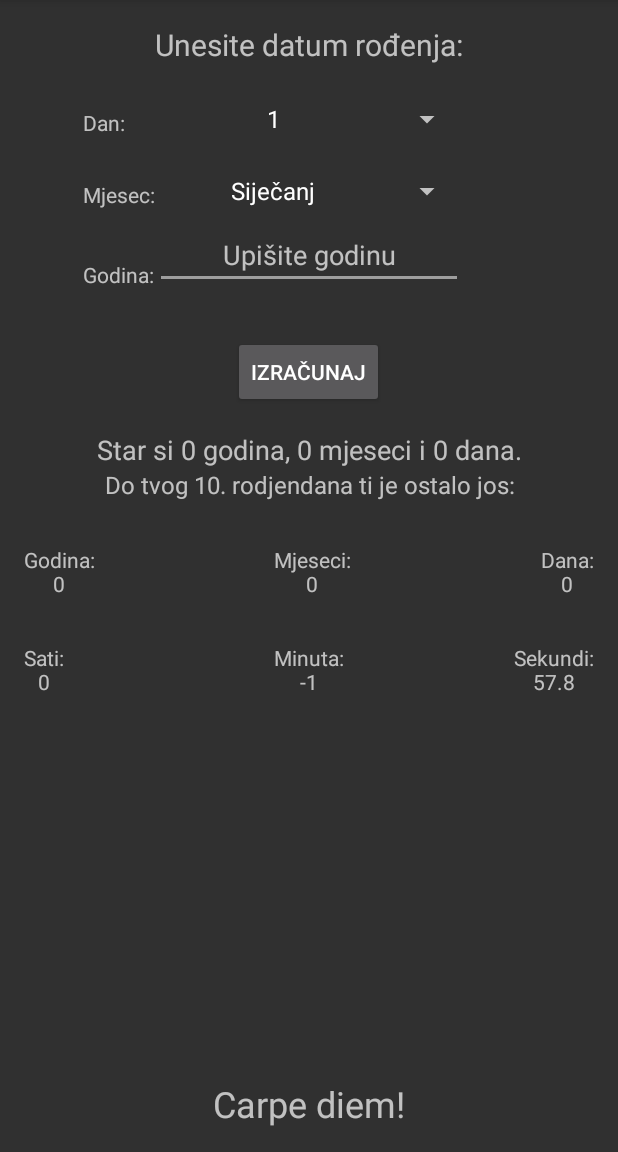
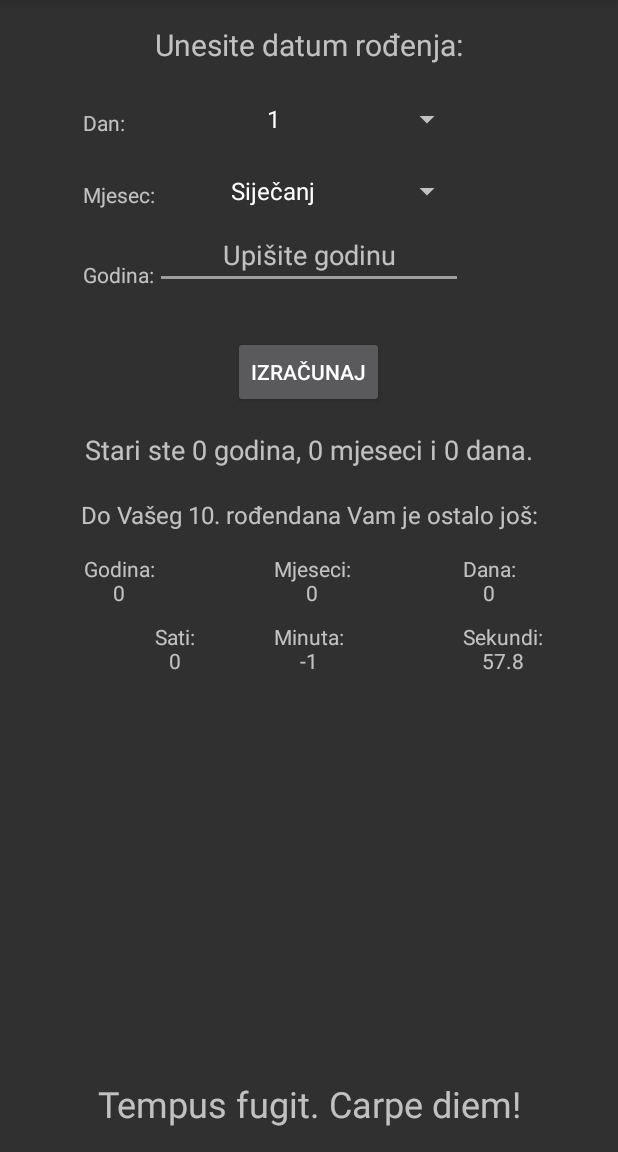
Before and after one commit to noNameDev4/KolikoSamStar, an Android app: the screen it shows after launch (MainActivity), after a tap on "IZRAČUNAJ", on a phone screen of 412 x 824 dp, the part 84-1236 px from its top. Run offline under Robolectric (Android 15) with nearby library versions, the phone set to English and light mode, and no system bars; 3 statements that could not run were skipped.

Commit message:
Code cleanup and formating

```diff
--- a/Kolikosamstar/app/src/main/java/com/dr/kolikosamstar/MainActivity.java
+++ b/Kolikosamstar/app/src/main/java/com/dr/kolikosamstar/MainActivity.java
@@ -18,25 +18,25 @@ import java.util.Date;
 
 public class MainActivity extends AppCompatActivity {
 
-    private static float f = 0;
-    private static long g = 0;
+    private static float seconds = 0;
+    private static long minutes = 0;
 
     final Runnable r = new Runnable() {
         public void run() {
-            TextView myTextView = (TextView) findViewById(R.id.secondsText);
+            TextView textSeconds = (TextView) findViewById(R.id.secondsText);
 
-            f = (float) (f - 0.1);
+            seconds = (float) (seconds - 0.1);
 
-            if (f < 0) {
-                f = (float) 59.9;
-                TextView myTextView1 = (TextView) findViewById(R.id.minutesText);
-                g--;
-                myTextView1.setText("Minuta:\n"+  g);
+            if (seconds < 0) {
+                seconds = (float) 59.9;
+                TextView textMinutes = (TextView) findViewById(R.id.minutesText);
+                minutes--;
+                textMinutes.setText("Minuta:\n"+ minutes);
 
             }
 
-            myTextView.setText(String.format( "Sekundi:\n%.1f",  f ));
-            myTextView.postDelayed(this, 100);
+            textSeconds.setText(String.format( "Sekundi:\n%.1f", seconds));
+            textSeconds.postDelayed(this, 100);
         }
     };
 
@@ -44,9 +44,6 @@ public class MainActivity extends AppCompatActivity {
     protected void onCreate(Bundle savedInstanceState) {
         super.onCreate(savedInstanceState);
         setContentView(R.layout.activity_main);
-
-       // TextView myTextView = (TextView) findViewById(R.id.secondsText);
-       // myTextView.postDelayed(r, 1000);
     }
 
     /** Called when the user clicks the Izracunaj button */
@@ -70,52 +67,46 @@ public class MainActivity extends AppCompatActivity {
         TextView answerSeconds= (TextView) findViewById(R.id.secondsText);
 
         Spinner spinnerDay = (Spinner) findViewById(R.id.spinner_days);
-       // String day = spinner.getSelectedItem().(); // Small, Medium, Large
 
+        int day = spinnerDay.getSelectedItemPosition() + 1;
+        Spinner spinnerMonths = (Spinner) findViewById(R.id.spinner_months);
+        int month = spinnerMonths.getSelectedItemPosition();
 
-        int spinner_pos = spinnerDay.getSelectedItemPosition();
-       // String[] size_values = getResources().getStringArray(R.array.size_values);
-       // int size = Integer.valueOf(size_values[spinner_pos]);
-        Spinner spinnerMonths = (Spinner) findViewById(R.id.spinner_months);
-        int spinner_pos1 = spinnerMonths.getSelectedItemPosition();
+        Calendar calInput = Calendar.getInstance();
+        Calendar calToday = Calendar.getInstance();
+        Calendar calFuture = Calendar.getInstance();
+        calInput.set(yearInt, month, day, 0, 0, 0);
+        calToday.getTime();
 
-        //answer.setText("Rodjeni ste " + (spinner_pos+1) + ". " + (spinner_pos1+1) + ". " + year + ".");
+//        long milsecs1= calInput.getTimeInMillis();
+//        long milsecs2 = calToday.getTimeInMillis();
+//        long diff = milsecs2 - milsecs1;
+//        long dsecs = diff / 1000;
+//        long dminutes = diff / (60 * 1000);
+//        long dhours = diff / (60 * 60 * 1000);
+//        long ddays = diff / (24 * 60 * 60 * 1000);
+//        long dmonths = diff / (30L * 24 * 60 * 60 * 1000);
+//        Date dateInput = calInput.getTime();
+//        Date dateToday = calToday.getTime();
+//        long diff1 = dateInput.getTime() - dateToday.getTime(); //this is going to give you the difference in milliseconds
+//        Date result = new Date(diff1);
+//        Format frmt = new SimpleDateFormat("yy MM dd HH:mm:ss");
+//        SimpleDateFormat ft =
+//                new SimpleDateFormat ("E yyyy.MM.dd 'at' hh:mm:ss a zzz");
+//        SimpleDateFormat ft1 =
+//                new SimpleDateFormat ("E yyyy.MM.dd 'at' hh:mm:ss a zzz");
+//
 
-        Calendar calendar1 = Calendar.getInstance();
-        Calendar calendar2 = Calendar.getInstance();
-        Calendar calendar3 = Calendar.getInstance();
-        calendar1.set(yearInt, spinner_pos1,spinner_pos+1, 0, 0, 0);
-        calendar2.getTime();
-        long milsecs1= calendar1.getTimeInMillis();
-        long milsecs2 = calendar2.getTimeInMillis();
-        long diff = milsecs2 - milsecs1;
-        long dsecs = diff / 1000;
-        long dminutes = diff / (60 * 1000);
-        long dhours = diff / (60 * 60 * 1000);
-        long ddays = diff / (24 * 60 * 60 * 1000);
-        long dmonths = diff / (30L * 24 * 60 * 60 * 1000);
+        Date dateInput = calInput.getTime();
+        Date dateToday = calToday.getTime();
+        long star[] = differenceBetweenDates(dateInput, dateToday);
 
-        Date date1 = calendar1.getTime();
-        Date date2 = calendar2.getTime();
-        long diff1 = date1.getTime() - date2.getTime(); //this is going to give you the difference in milliseconds
+        int timeLeft = (int)star[2] % 10;
+        timeLeft = 10 - timeLeft;
+        calFuture.set(yearInt + timeLeft + (int)star[2], month,day, 0, 0, 0);
 
-        Date result = new Date(diff1);
-        Format frmt = new SimpleDateFormat("yy MM dd HH:mm:ss");
-
-        long star[] = differenceBetweenDates(date1, date2);
-        SimpleDateFormat ft =
-                new SimpleDateFormat ("E yyyy.MM.dd 'at' hh:mm:ss a zzz");
-        SimpleDateFormat ft1 =
-                new SimpleDateFormat ("E yyyy.MM.dd 'at' hh:mm:ss a zzz");
-
-        int left = (int)star[2] % 10;
-
-        left = 10 - left;
-
-        calendar3.set(yearInt + left + (int)star[2], spinner_pos1,spinner_pos+1, 0, 0, 0);
-
-        long xmilsecs1= calendar2.getTimeInMillis();
-        long xmilsecs2 = calendar3.getTimeInMillis();
+        long xmilsecs1= calToday.getTimeInMillis();
+        long xmilsecs2 = calFuture.getTimeInMillis();
         long xdiff = xmilsecs2 - xmilsecs1;
         long xdsecs = xdiff / 1000%60;
         long xdminutes = xdiff / (60 * 1000)%60;
@@ -124,10 +115,8 @@ public class MainActivity extends AppCompatActivity {
         long xdmonths = xdiff / (30L * 24 * 60 * 60 * 1000)%12;
         long xdyears = xdiff / (12L * 30L * 24 * 60 * 60 * 1000);
 
-
-
-        answer.setText(/*ft.format(date1) +ft1.format(date2)+ */"Star si " + star[2] + " godina, " +  star[1] + " mjeseci i " + star[0] + " dana.");
-        textLeft.setText("Do tvog " + (left + (int)star[2]) + ". rodjendana ti je ostalo jos:");
+        answer.setText("Stari ste " + star[2] + " godina, " +  star[1] + " mjeseci i " + star[0] + " dana.");
+        textLeft.setText("Do Vašeg " + (timeLeft + (int)star[2]) + ". rođendana Vam je ostalo još:");
 
         answerYears.setText("Godina:\n" + xdyears);
         answerMonths.setText("Mjeseci:\n" + xdmonths);
@@ -136,11 +125,11 @@ public class MainActivity extends AppCompatActivity {
         answerMinutes.setText("Minuta:\n" +xdminutes);
         answerSeconds.setText("Sekundi:\n" + xdsecs);
 
-        f = xdsecs;
-        g = xdminutes;
-        TextView myTextView = (TextView) findViewById(R.id.secondsText);
-        myTextView.removeCallbacks(r);
-        myTextView.postDelayed(r, 100);
+        seconds = xdsecs;
+        minutes = xdminutes;
+
+        answerSeconds.removeCallbacks(r);
+        answerSeconds.postDelayed(r, 100);
     }
 
     public static long[] differenceBetweenDates(Date fromDate, Date toDate) {
--- a/Kolikosamstar/app/src/main/res/layout/activity_main.xml
+++ b/Kolikosamstar/app/src/main/res/layout/activity_main.xml
@@ -29,8 +29,7 @@
         android:layout_alignStart="@+id/textview_question"
         android:textAlignment="center"
         android:entries="@array/days_array"
-        android:layout_alignRight="@+id/textview_question"
-        android:layout_alignEnd="@+id/textview_question" />
+        android:layout_toStartOf="@+id/daysText" />
 
     <Spinner
         android:layout_width="match_parent"
@@ -100,71 +99,27 @@
         android:onClick="calculateAge" />
 
     <TextView
-        android:text="TextView"
-        android:layout_width="wrap_content"
-        android:layout_height="wrap_content"
-        android:id="@+id/secondsText"
-        android:textAlignment="center"
-        android:layout_alignBaseline="@+id/minutesText"
-        android:layout_alignBottom="@+id/minutesText"
-        android:layout_alignParentRight="true"
-        android:layout_alignParentEnd="true" />
-
-    <TextView
-        android:text="TextView"
-        android:layout_width="wrap_content"
-        android:layout_height="wrap_content"
-        android:id="@+id/daysText"
-        android:textAlignment="center"
-        android:layout_alignBaseline="@+id/monthsText"
-        android:layout_alignBottom="@+id/monthsText"
-        android:layout_alignParentRight="true"
-        android:layout_alignParentEnd="true" />
-
-    <TextView
-        android:text="TextView"
-        android:layout_width="wrap_content"
-        android:layout_height="wrap_content"
-        android:id="@+id/yearsText"
-        android:textAlignment="center"
-        android:layout_alignBaseline="@+id/monthsText"
-        android:layout_alignBottom="@+id/monthsText"
-        android:layout_alignParentLeft="true"
-        android:layout_alignParentStart="true" />
-
-    <TextView
-        android:text="TextView"
         android:layout_width="wrap_content"
         android:layout_height="wrap_content"
         android:id="@+id/minutesText"
         android:textAlignment="center"
         android:layout_below="@+id/monthsText"
-        android:layout_centerHorizontal="true"
-        android:layout_marginTop="30dp" />
+        android:layout_centerHorizontal="true" />
 
     <TextView
-        android:text="TextView"
-        android:layout_width="wrap_content"
-        android:layout_height="wrap_content"
-        android:id="@+id/hoursText"
-        android:textAlignment="center"
-        android:layout_alignBaseline="@+id/minutesText"
-        android:layout_alignBottom="@+id/minutesText"
-        android:layout_alignParentLeft="true"
-        android:layout_alignParentStart="true" />
-
-    <TextView
-        android:text="Carpe diem!"
+        android:text="Tempus fugit. Carpe diem!"
         android:layout_width="wrap_content"
         android:layout_height="wrap_content"
         android:layout_alignParentBottom="true"
-        android:layout_centerHorizontal="true"
-        android:id="@+id/textView3"
+        android:id="@+id/textSeizeTheDay"
         android:textSize="24sp"
-        android:textAlignment="center" />
+        android:textAlignment="center"
+        android:layout_alignParentLeft="true"
+        android:layout_alignParentStart="true"
+        android:layout_alignParentRight="true"
+        android:layout_alignParentEnd="true" />
 
     <TextView
-        android:text="TextView"
         android:layout_width="wrap_content"
         android:layout_height="wrap_content"
         android:layout_marginTop="15dp"
@@ -178,27 +133,69 @@
         android:layout_alignParentEnd="true" />
 
     <TextView
-        android:text="TextView"
+        android:layout_width="wrap_content"
+        android:layout_height="wrap_content"
+        android:id="@+id/secondsText"
+        android:layout_alignBaseline="@+id/minutesText"
+        android:layout_alignBottom="@+id/minutesText"
+        android:layout_toEndOf="@+id/textview_question"
+        android:layout_toRightOf="@+id/textview_question"
+        android:textAlignment="center" />
+
+    <TextView
+        android:layout_width="wrap_content"
+        android:layout_height="wrap_content"
+        android:id="@+id/daysText"
+        android:layout_alignBaseline="@+id/monthsText"
+        android:layout_alignBottom="@+id/monthsText"
+        android:layout_alignLeft="@+id/secondsText"
+        android:layout_alignStart="@+id/secondsText"
+        android:textAlignment="center"
+        android:paddingBottom="10dp"
+        android:paddingTop="15dp" />
+
+    <TextView
         android:layout_width="wrap_content"
         android:layout_height="wrap_content"
         android:id="@+id/monthsText"
         android:textAlignment="center"
-        android:layout_marginTop="29dp"
         android:layout_below="@+id/textLeft"
         android:layout_alignLeft="@+id/minutesText"
-        android:layout_alignStart="@+id/minutesText" />
+        android:layout_alignStart="@+id/minutesText"
+        android:paddingBottom="10dp"
+        android:paddingTop="15dp" />
 
     <TextView
-        android:text="TextView"
         android:layout_width="wrap_content"
         android:layout_height="wrap_content"
         android:id="@+id/textLeft"
         android:textAlignment="center"
         android:textSize="16sp"
         android:layout_below="@+id/answerText"
+        android:layout_alignParentRight="true"
+        android:layout_alignParentEnd="true"
         android:layout_alignParentLeft="true"
         android:layout_alignParentStart="true"
-        android:layout_alignParentRight="true"
-        android:layout_alignParentEnd="true" />
+        android:paddingTop="20dp" />
+
+    <TextView
+        android:layout_width="wrap_content"
+        android:layout_height="wrap_content"
+        android:id="@+id/yearsText"
+        android:textAlignment="center"
+        android:layout_below="@+id/textLeft"
+        android:layout_toLeftOf="@+id/edittext_year"
+        android:layout_toStartOf="@+id/edittext_year"
+        android:paddingBottom="10dp"
+        android:paddingTop="15dp" />
+
+    <TextView
+        android:layout_width="wrap_content"
+        android:layout_height="wrap_content"
+        android:id="@+id/hoursText"
+        android:textAlignment="center"
+        android:layout_below="@+id/yearsText"
+        android:layout_toRightOf="@+id/yearsText"
+        android:layout_toEndOf="@+id/yearsText" />
 
 </RelativeLayout>
```
